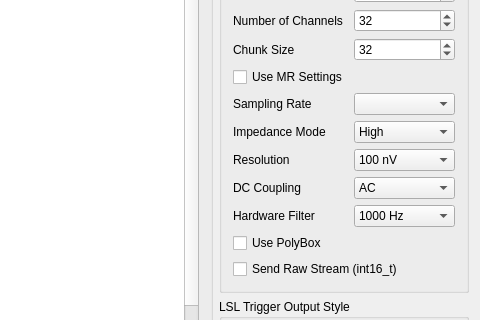
brain-products/App-BrainAmpSeries, file mainwindow.ui: the form before one commit; both pictures show x 82 to 562 and y 81 to 401 of the 562 by 532 pixel window.
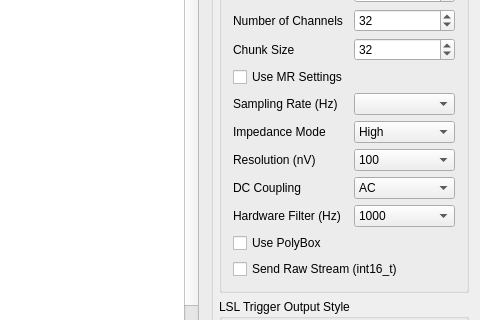
The form after the commit.

Commit message: fixing up some gui text and typos

Patch:
```diff
--- a/mainwindow.ui
+++ b/mainwindow.ui
@@ -7,7 +7,7 @@
     <x>0</x>
     <y>0</y>
     <width>562</width>
-    <height>496</height>
+    <height>497</height>
    </rect>
   </property>
   <property name="windowTitle">
@@ -155,7 +155,7 @@
          <item row="4" column="0">
           <widget class="QLabel" name="label_7">
            <property name="text">
-            <string>Sampling Rate</string>
+            <string>Sampling Rate (Hz)</string>
            </property>
           </widget>
          </item>
@@ -194,7 +194,7 @@
          <item row="6" column="0">
           <widget class="QLabel" name="label_5">
            <property name="text">
-            <string>Resolution</string>
+            <string>Resolution (nV)</string>
            </property>
           </widget>
          </item>
@@ -205,7 +205,7 @@
            </property>
            <item>
             <property name="text">
-             <string>100 nV</string>
+             <string>100</string>
             </property>
            </item>
            <item>
@@ -263,7 +263,7 @@
            </property>
            <item>
             <property name="text">
-             <string>1000 Hz</string>
+             <string>1000</string>
             </property>
            </item>
            <item>
@@ -289,7 +289,7 @@
          <item row="8" column="0">
           <widget class="QLabel" name="label_10">
            <property name="text">
-            <string>Hardware Filter</string>
+            <string>Hardware Filter (Hz)</string>
            </property>
           </widget>
          </item>
```
Left out of the diff: 6 changed lines with no effect on the pictures. The commit also changes 2 other files.
